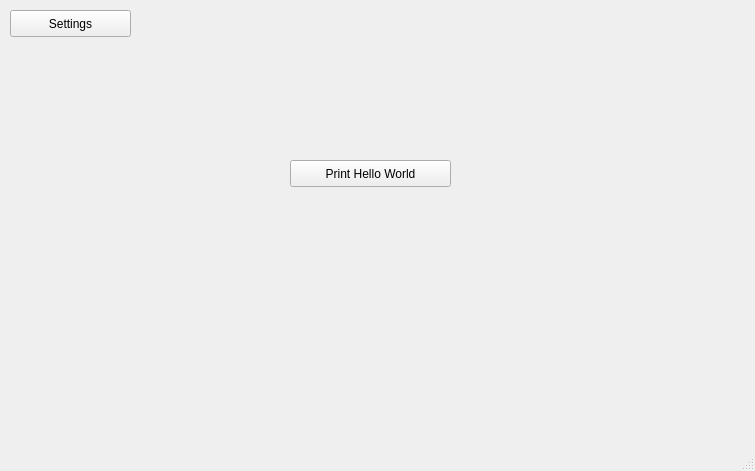
Qt form src/ui/hello_world.ui (pfechd/jabe) before a commit.
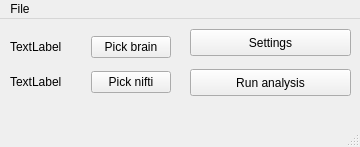
The same form after that commit.

Commit message: Add two buttons for selecting mask and brain

Diff of the .ui file:
```diff
--- a/src/ui/hello_world.ui
+++ b/src/ui/hello_world.ui
@@ -6,8 +6,8 @@
    <rect>
     <x>0</x>
     <y>0</y>
-    <width>755</width>
-    <height>471</height>
+    <width>360</width>
+    <height>147</height>
    </rect>
   </property>
   <property name="windowTitle">
@@ -17,22 +17,22 @@
    <widget class="QPushButton" name="pushButton">
     <property name="geometry">
      <rect>
-      <x>290</x>
-      <y>160</y>
+      <x>190</x>
+      <y>50</y>
       <width>161</width>
       <height>27</height>
      </rect>
     </property>
     <property name="text">
-     <string>Print Hello World</string>
+     <string>Run analysis</string>
     </property>
    </widget>
    <widget class="QPushButton" name="configureSPMButton">
     <property name="geometry">
      <rect>
-      <x>10</x>
+      <x>190</x>
       <y>10</y>
-      <width>121</width>
+      <width>161</width>
       <height>27</height>
      </rect>
     </property>
@@ -40,16 +40,79 @@
      <string>Settings</string>
     </property>
    </widget>
+   <widget class="QWidget" name="">
+    <property name="geometry">
+     <rect>
+      <x>10</x>
+      <y>10</y>
+      <width>161</width>
+      <height>72</height>
+     </rect>
+    </property>
+    <layout class="QVBoxLayout" name="verticalLayout">
+     <item>
+      <layout class="QHBoxLayout" name="horizontalLayout">
+       <item>
+        <widget class="QLabel" name="brainLabel">
+         <property name="text">
+          <string>TextLabel</string>
+         </property>
+        </widget>
+       </item>
+       <item>
+        <widget class="QPushButton" name="brainButton">
+         <property name="text">
+          <string>Pick brain</string>
+         </property>
+        </widget>
+       </item>
+      </layout>
+     </item>
+     <item>
+      <layout class="QHBoxLayout" name="horizontalLayout_2">
+       <item>
+        <widget class="QLabel" name="maskLabel">
+         <property name="text">
+          <string>TextLabel</string>
+         </property>
+        </widget>
+       </item>
+       <item>
+        <widget class="QPushButton" name="maskButton">
+         <property name="text">
+          <string>Pick nifti</string>
+         </property>
+        </widget>
+       </item>
+      </layout>
+     </item>
+    </layout>
+   </widget>
+   <zorder>pushButton</zorder>
+   <zorder>configureSPMButton</zorder>
+   <zorder>brainButton</zorder>
+   <zorder>maskButton</zorder>
+   <zorder>brainLabel</zorder>
+   <zorder>maskLabel</zorder>
+   <zorder></zorder>
+   <zorder></zorder>
   </widget>
   <widget class="QMenuBar" name="menubar">
    <property name="geometry">
     <rect>
      <x>0</x>
      <y>0</y>
-     <width>755</width>
-     <height>20</height>
+     <width>360</width>
+     <height>26</height>
     </rect>
    </property>
+   <widget class="QMenu" name="menuFile">
+    <property name="title">
+     <string>File</string>
+    </property>
+    <addaction name="actionSettings"/>
+   </widget>
+   <addaction name="menuFile"/>
   </widget>
   <widget class="QStatusBar" name="statusbar"/>
  </widget>
```
Left out of the diff: 5 changed lines with no effect on the pictures. The commit also changes 1 other file.
